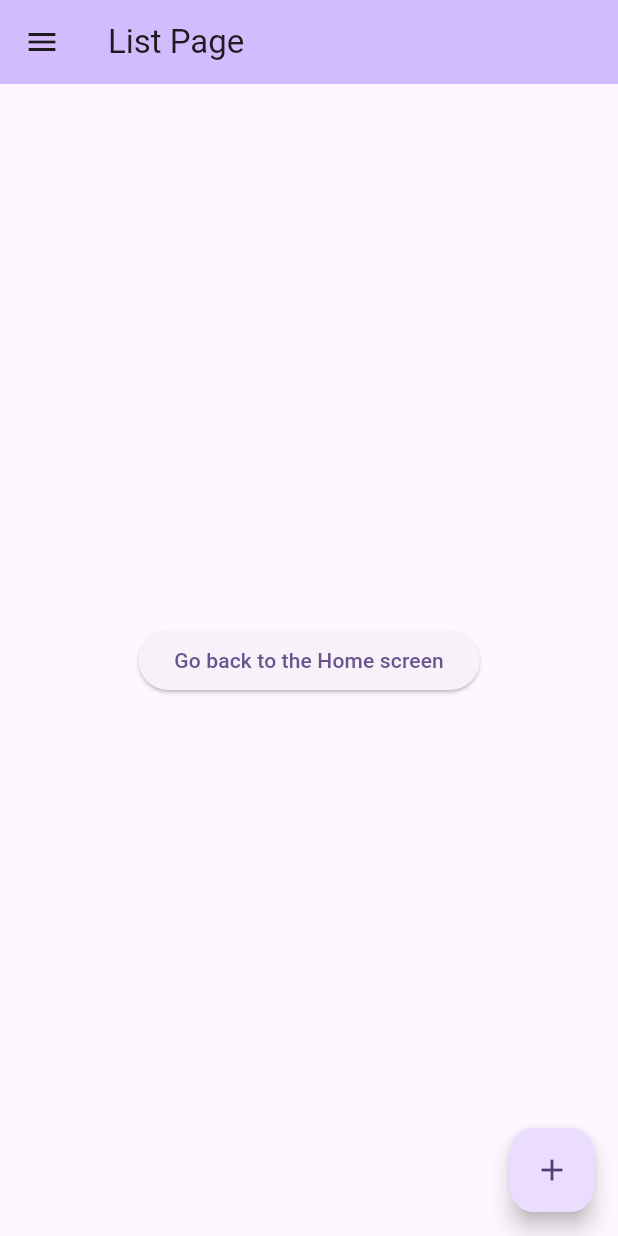
After one commit to IvoneDjaja/flutter-doc, a Flutter app: the ListPage screen opened by its route, on a phone screen of 412 x 824 dp. The commit adds this screen. Run offline on Flutter 3.47's test engine with Material 2 defaults, Android fonts, the phone set to English and light mode, and no system bars; our stand-ins replace flutter_riverpod, go_router.

Commit message:
:sparkles: Add home and list page in router

```diff
--- a/lib/drawer.dart
+++ b/lib/drawer.dart
@@ -1,4 +1,5 @@
 import 'package:flutter/material.dart';
+import 'package:go_router/go_router.dart';
 
 class MainDrawer extends StatelessWidget {
   const MainDrawer({super.key});
@@ -15,13 +16,13 @@ class MainDrawer extends StatelessWidget {
           ListTile(
             title: const Text('Home'),
             onTap: () {
-              Navigator.pop(context);
+              context.go('/');
             },
           ),
           ListTile(
-            title: const Text('Riverpod'),
+            title: const Text('List'),
             onTap: () {
-              Navigator.pop(context);
+              context.go('/list');
             },
           ),
         ],
--- /dev/null
+++ b/lib/pages/list.dart
@@ -0,0 +1,36 @@
+import 'package:flutter/material.dart';
+import 'package:flutter_riverpod/flutter_riverpod.dart';
+import 'package:go_router/go_router.dart';
+
+import '../drawer.dart';
+
+class ListPage extends ConsumerWidget {
+  const ListPage({super.key});
+
+  @override
+  Widget build(BuildContext context, WidgetRef ref) {
+    return Scaffold(
+      drawer: const MainDrawer(),
+      appBar: AppBar(
+        backgroundColor: Theme.of(context).colorScheme.inversePrimary,
+        title: const Text('List Page'),
+      ),
+      body: Center(
+        child: Column(
+          mainAxisAlignment: MainAxisAlignment.center,
+          children: <Widget>[
+            ElevatedButton(
+              onPressed: () => context.go('/'),
+              child: const Text('Go back to the Home screen'),
+            ),
+          ],
+        ),
+      ),
+      floatingActionButton: FloatingActionButton(
+        onPressed: () {},
+        tooltip: 'Increment',
+        child: const Icon(Icons.add),
+      ),
+    );
+  }
+}
```
Also changed, not shown: lib/main.dart (+7 -55 lines), lib/pages/home.dart (added, +50 -0 lines).
